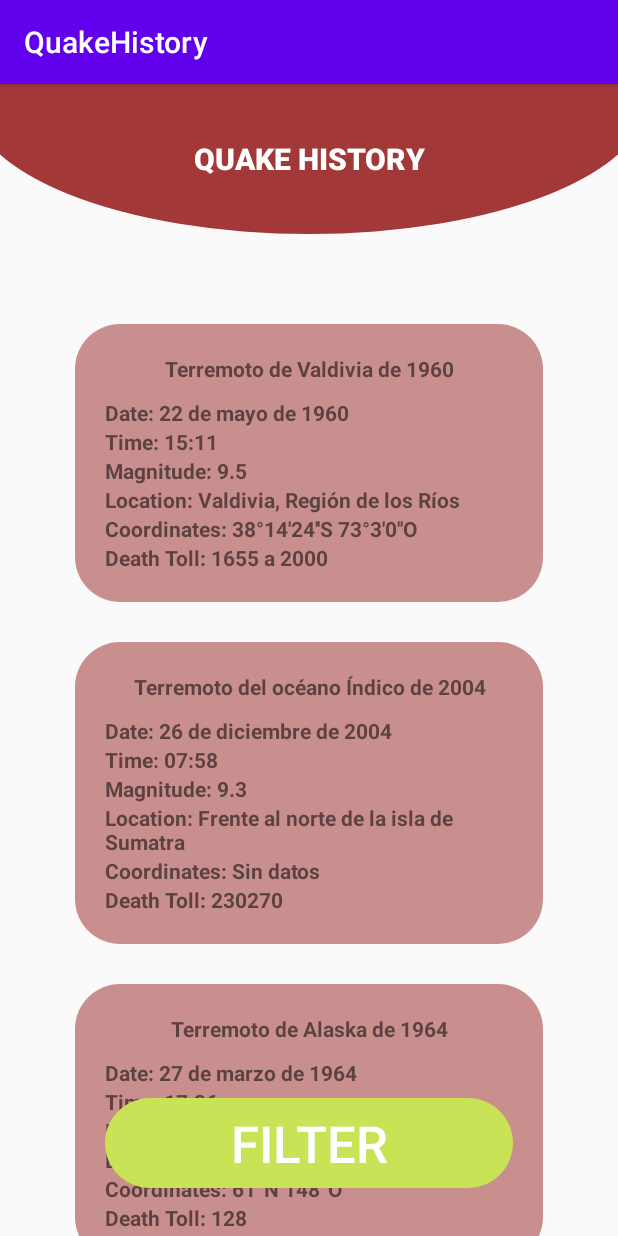
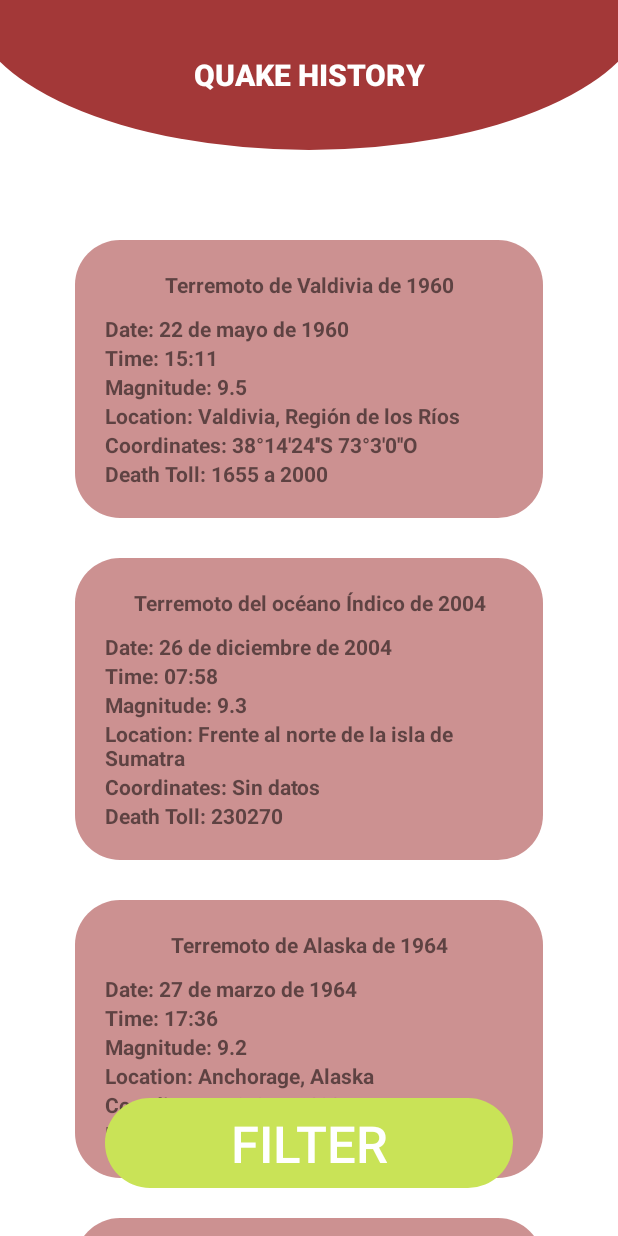
Before and after one commit to josmarqu/Quake_History_Android_Room_App, an Android app: the QuakeHistory screen opened directly, with no data from a screen before it, on a phone screen of 412 x 824 dp. Run offline under Robolectric (Android 15) with nearby library versions, the phone set to English and light mode, and no system bars; our stand-ins replace Room's generated code.

Commit message:
design implemented

```diff
--- a/app/src/main/AndroidManifest.xml
+++ b/app/src/main/AndroidManifest.xml
@@ -7,7 +7,7 @@
         android:dataExtractionRules="@xml/data_extraction_rules"
         android:fullBackupContent="@xml/backup_rules"
         android:icon="@mipmap/ic_launcher"
-        android:label="@string/app_name"
+        android:label=""
         android:roundIcon="@mipmap/ic_launcher_round"
         android:supportsRtl="true"
         android:theme="@style/Theme.QuakeHistory"
--- a/app/src/main/res/drawable/semicircle_shape.xml
+++ b/app/src/main/res/drawable/semicircle_shape.xml
@@ -7,7 +7,7 @@
         android:bottom="0dp"
         android:left="-20dp"
         android:right="-20dp"
-        android:top="-80dp">
+        android:top="-100dp">
         <shape android:shape="oval">
             <solid android:color="@color/soft_red" />
         </shape>
--- a/app/src/main/res/layout/activity_quake_history.xml
+++ b/app/src/main/res/layout/activity_quake_history.xml
@@ -4,6 +4,7 @@
     xmlns:tools="http://schemas.android.com/tools"
     android:layout_width="match_parent"
     android:layout_height="match_parent"
+    android:background="#FFFFFF"
     tools:context=".QuakeHistory">
 
     <Button
--- a/app/src/main/res/values-night/themes.xml
+++ b/app/src/main/res/values-night/themes.xml
@@ -1,10 +1,10 @@
 <resources xmlns:tools="http://schemas.android.com/tools">
     <!-- Base application theme. -->
-    <style name="Theme.QuakeHistory" parent="Theme.AppCompat.Light.DarkActionBar">
+    <style name="Theme.QuakeHistory" parent="Theme.AppCompat.Light.NoActionBar">
         <!-- Primary brand color. -->
-        <item name="colorPrimary">@color/purple_200</item>
-        <item name="colorPrimaryDark">@color/purple_700</item>
-        <item name="colorAccent">@color/teal_200</item>
+        <item name="colorPrimary">@color/soft_red</item>
+        <item name="colorPrimaryDark">@color/soft_red</item>
+        <item name="colorAccent">@color/soft_red</item>
         <!-- Customize your theme here. -->
     </style>
 </resources>
--- a/app/src/main/res/values/themes.xml
+++ b/app/src/main/res/values/themes.xml
@@ -1,10 +1,10 @@
 <resources xmlns:tools="http://schemas.android.com/tools">
     <!-- Base application theme. -->
-    <style name="Theme.QuakeHistory" parent="Theme.AppCompat.Light.DarkActionBar">
+    <style name="Theme.QuakeHistory" parent="Theme.AppCompat.Light.NoActionBar">
         <!-- Primary brand color. -->
-        <item name="colorPrimary">@color/purple_500</item>
-        <item name="colorPrimaryDark">@color/purple_700</item>
-        <item name="colorAccent">@color/teal_200</item>
+        <item name="colorPrimary">@color/soft_red</item>
+        <item name="colorPrimaryDark">@color/soft_red</item>
+        <item name="colorAccent">@color/soft_red</item>
         <!-- Customize your theme here. -->
     </style>
 </resources>
```
